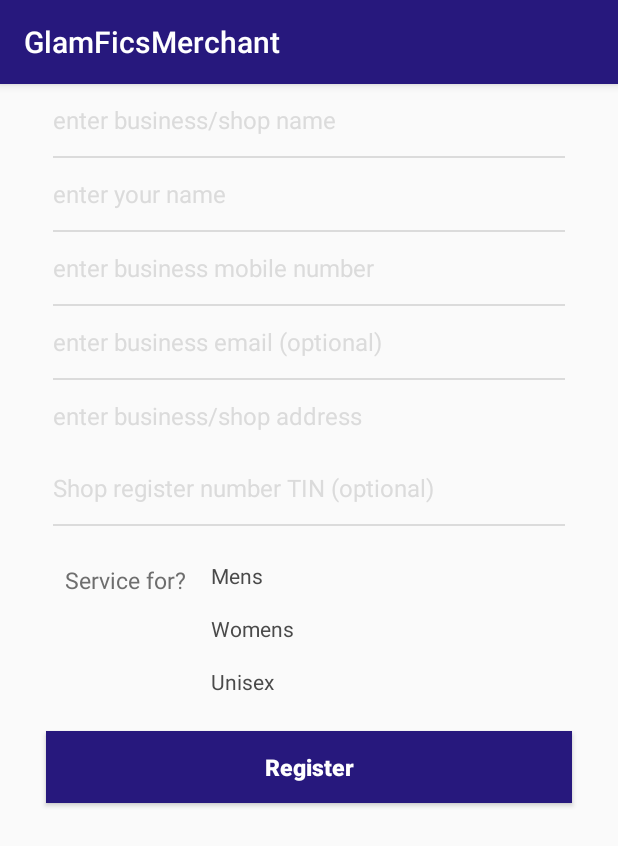
After one commit to karthikApps/mvvm-merchant-databinding-dagger-basics, an Android app: the RegisterActivity screen opened directly, with no data from a screen before it, on a phone screen of 412 x 824 dp. The commit adds this screen. Shown: the top 846 px of the screen. Run offline under Robolectric (Android 15) with nearby library versions, the phone set to English and light mode, and no system bars; our stand-ins replace data binding.

Commit message:
Added Register Activity

```diff
--- a/app/src/main/AndroidManifest.xml
+++ b/app/src/main/AndroidManifest.xml
@@ -19,6 +19,8 @@
             </intent-filter>
         </activity>
         <activity android:name="com.yottabit.gfmerchant.view.LoginActivity" />
+
+        <activity android:name="com.yottabit.gfmerchant.view.RegisterActivity" />
     </application>
 
 </manifest>
--- a/app/src/main/java/com/yottabit/gfmerchant/listener/AuthListener.kt
+++ b/app/src/main/java/com/yottabit/gfmerchant/listener/AuthListener.kt
@@ -6,4 +6,5 @@ interface AuthListener{
     //fun onSuccess(user: UserX?)
     fun onFailure(message: String)
     fun gotoMainActivity()
+    fun gotoRegisterActivity()
 }
--- a/app/src/main/java/com/yottabit/gfmerchant/view/LoginActivity.kt
+++ b/app/src/main/java/com/yottabit/gfmerchant/view/LoginActivity.kt
@@ -1,5 +1,6 @@
 package com.yottabit.gfmerchant.view
 
+import android.content.Intent
 import android.os.Bundle
 import androidx.appcompat.app.AppCompatActivity
 import androidx.databinding.DataBindingUtil
@@ -35,4 +36,8 @@ class LoginActivity : AppCompatActivity(), AuthListener {
         TODO("not implemented") //To change body of created functions use File | Settings | File Templates.
     }
 
+    override fun gotoRegisterActivity() {
+        startActivity(Intent(this, RegisterActivity::class.java))
+    }
+
 }
--- /dev/null
+++ b/app/src/main/java/com/yottabit/gfmerchant/view/RegisterActivity.kt
@@ -0,0 +1,16 @@
+package com.yottabit.gfmerchant.view
+
+import android.os.Bundle
+import androidx.appcompat.app.AppCompatActivity
+import androidx.databinding.DataBindingUtil
+import com.yottabit.gfmerchant.R
+import com.yottabit.gfmerchant.databinding.RegisterActivityBinding
+
+class RegisterActivity:AppCompatActivity() {
+
+    override fun onCreate(savedInstanceState: Bundle?) {
+        super.onCreate(savedInstanceState)
+        val binding: RegisterActivityBinding =
+            DataBindingUtil.setContentView(this, R.layout.register_activity)
+    }
+}
--- a/app/src/main/java/com/yottabit/gfmerchant/viewmodel/LoginViewModel.kt
+++ b/app/src/main/java/com/yottabit/gfmerchant/viewmodel/LoginViewModel.kt
@@ -16,4 +16,12 @@ class LoginViewModel : ViewModel() {
             return
         }
     }
+
+    fun onRegisterClick(view: View) {
+        authListener?.gotoRegisterActivity()
+    }
+
+    sealed class SplashState {
+        class RegisterActivity : SplashState()
+    }
 }
--- /dev/null
+++ b/app/src/main/java/com/yottabit/gfmerchant/viewmodel/RegisterViewModel.kt
@@ -0,0 +1,7 @@
+package com.yottabit.gfmerchant.viewmodel
+
+import androidx.lifecycle.ViewModel
+
+class RegisterViewModel : ViewModel() {
+
+}
--- a/app/src/main/res/layout/login_activity.xml
+++ b/app/src/main/res/layout/login_activity.xml
@@ -16,11 +16,11 @@
     <LinearLayout
         android:id="@+id/main"
         android:layout_width="match_parent"
-        android:layout_height="wrap_content"
+        android:layout_height="match_parent"
         android:layout_marginStart="@dimen/dp_15"
-        android:layout_marginTop="@dimen/dp_20"
         android:layout_marginEnd="@dimen/dp_15"
         android:orientation="vertical"
+        android:gravity="center"
         tools:context=".view.LoginActivity">
 
         <!--
@@ -30,17 +30,64 @@
                     android:src="@drawable/logo_main"/>
         -->
 
-        <TextView
-            android:id="@+id/message"
-            android:layout_width="wrap_content"
+        <com.google.android.material.textfield.TextInputLayout
+            android:layout_width="match_parent"
             android:layout_height="wrap_content"
-            android:layout_marginLeft="@dimen/dp_20"
-            android:text="Login"
-            android:textColor="@color/black"
-            android:textSize="@dimen/dp_20"
-            android:textStyle="bold"
-            app:layout_constraintStart_toStartOf="parent"
-            app:layout_constraintTop_toTopOf="parent" />
+            android:layout_marginStart="@dimen/dp_20"
+            android:layout_marginEnd="@dimen/dp_20"
+            android:gravity="center_vertical"
+            android:minHeight="48dp"
+            app:hintEnabled="false">
+
+            <com.google.android.material.textfield.TextInputEditText
+                android:id="@+id/username_edittext"
+                android:layout_width="match_parent"
+                android:layout_height="wrap_content"
+                android:background="@color/transparent"
+                android:gravity="center_vertical"
+                android:hint="Enter username"
+                android:singleLine="true"
+                android:textColor="@color/black"
+                android:textColorHint="@color/grey_20"
+                android:textSize="16sp" />
+        </com.google.android.material.textfield.TextInputLayout>
+
+        <View
+            android:layout_width="match_parent"
+            android:layout_height="1dp"
+            android:layout_marginStart="@dimen/dp_20"
+            android:layout_marginEnd="@dimen/dp_20"
+            android:background="@color/grey_20" />
+
+        <com.google.android.material.textfield.TextInputLayout
+            android:layout_width="match_parent"
+            android:layout_height="wrap_content"
+            android:layout_marginStart="@dimen/dp_20"
+            android:layout_marginEnd="@dimen/dp_20"
+            android:gravity="center_vertical"
+            android:minHeight="48dp"
+            app:hintEnabled="false">
+
+            <com.google.android.material.textfield.TextInputEditText
+                android:id="@+id/password_edittext"
+                android:layout_width="match_parent"
+                android:layout_height="wrap_content"
+                android:background="@color/transparent"
+                android:gravity="center_vertical"
+                android:hint="Enter password"
+                android:inputType="textPassword"
+                android:singleLine="true"
+                android:textColor="@color/grey_80"
+                android:textColorHint="@color/grey_20"
+                android:textSize="16sp" />
+        </com.google.android.material.textfield.TextInputLayout>
+
+        <View
+            android:layout_width="match_parent"
+            android:layout_height="1dp"
+            android:layout_marginStart="@dimen/dp_20"
+            android:layout_marginEnd="@dimen/dp_20"
+            android:background="@color/grey_20" />
 
         <LinearLayout
             android:id="@+id/signup_llayout"
@@ -72,74 +119,15 @@
                 android:layout_marginEnd="8dp"
                 android:layout_marginRight="8dp"
                 android:background="@color/transparent"
-                android:gravity="center_vertical"
+                android:gravity="right|center_vertical"
                 android:minHeight="48dp"
+                android:onClick="@{loginViewModel::onRegisterClick}"
                 android:text="Create your account now"
                 android:textAllCaps="false"
                 android:textColor="@color/colorPrimary"
                 android:textSize="@dimen/sp_12" />
 
         </LinearLayout>
-
-        <com.google.android.material.textfield.TextInputLayout
-            android:layout_width="match_parent"
-            android:layout_height="match_parent"
-            android:layout_marginStart="@dimen/dp_20"
-            android:layout_marginEnd="@dimen/dp_20"
-            android:gravity="center_vertical"
-            android:minHeight="48dp"
-            app:hintEnabled="false">
-
-            <com.google.android.material.textfield.TextInputEditText
-                android:id="@+id/username_edittext"
-                android:layout_width="match_parent"
-                android:layout_height="match_parent"
-                android:background="@color/transparent"
-                android:gravity="center_vertical"
-                android:hint="Enter username"
-                android:singleLine="true"
-                android:textColor="@color/black"
-                android:textColorHint="@color/grey_20"
-                android:textSize="16sp" />
-        </com.google.android.material.textfield.TextInputLayout>
-
-        <View
-            android:layout_width="match_parent"
-            android:layout_height="1dp"
-            android:layout_marginStart="@dimen/dp_20"
-            android:layout_marginEnd="@dimen/dp_20"
-            android:background="@color/grey_20" />
-
-        <com.google.android.material.textfield.TextInputLayout
-            android:layout_width="match_parent"
-            android:layout_height="match_parent"
-            android:layout_marginStart="@dimen/dp_20"
-            android:layout_marginEnd="@dimen/dp_20"
-            android:gravity="center_vertical"
-            android:minHeight="48dp"
-            app:hintEnabled="false">
-
-            <com.google.android.material.textfield.TextInputEditText
-                android:id="@+id/password_edittext"
-                android:layout_width="match_parent"
-                android:layout_height="match_parent"
-                android:background="@color/transparent"
-                android:gravity="center_vertical"
-                android:hint="Enter password"
-                android:inputType="textPassword"
-                android:singleLine="true"
-                android:textColor="@color/grey_80"
-                android:textColorHint="@color/grey_20"
-                android:textSize="16sp" />
-        </com.google.android.material.textfield.TextInputLayout>
-
-        <View
-            android:layout_width="match_parent"
-            android:layout_height="1dp"
-            android:layout_marginStart="@dimen/dp_20"
-            android:layout_marginEnd="@dimen/dp_20"
-            android:background="@color/grey_20" />
-
 
         <LinearLayout
             android:layout_width="match_parent"
--- /dev/null
+++ b/app/src/main/res/layout/register_activity.xml
@@ -0,0 +1,268 @@
+<?xml version="1.0" encoding="utf-8"?>
+
+<layout xmlns:android="http://schemas.android.com/apk/res/android"
+    xmlns:app="http://schemas.android.com/apk/res-auto"
+    xmlns:tools="http://schemas.android.com/tools">
+
+    <LinearLayout
+        android:id="@+id/main"
+        android:layout_width="match_parent"
+        android:layout_height="match_parent"
+        android:layout_marginStart="@dimen/dp_15"
+        android:layout_marginEnd="@dimen/dp_15"
+        android:orientation="vertical"
+        tools:context=".view.RegisterActivity">
+
+        <!--
+                <ImageView
+                    android:layout_width="match_parent"
+                    android:layout_height="wrap_content"
+                    android:src="@drawable/logo_main"/>
+        -->
+
+        <com.google.android.material.textfield.TextInputLayout
+            android:layout_width="match_parent"
+            android:layout_height="wrap_content"
+            android:layout_marginStart="@dimen/dp_20"
+            android:layout_marginEnd="@dimen/dp_20"
+            android:gravity="center_vertical"
+            android:minHeight="48dp"
+            app:hintEnabled="false">
+
+            <com.google.android.material.textfield.TextInputEditText
+                android:id="@+id/business_name_et"
+                android:layout_width="match_parent"
+                android:layout_height="wrap_content"
+                android:background="@color/transparent"
+                android:gravity="center_vertical"
+                android:hint="@string/enterbusinessname"
+                android:singleLine="true"
+                android:textColor="@color/black"
+                android:textColorHint="@color/grey_20"
+                android:textSize="16sp" />
+        </com.google.android.material.textfield.TextInputLayout>
+
+        <View
+            android:layout_width="match_parent"
+            android:layout_height="1dp"
+            android:layout_marginStart="@dimen/dp_20"
+            android:layout_marginEnd="@dimen/dp_20"
+            android:background="@color/grey_20" />
+
+        <com.google.android.material.textfield.TextInputLayout
+            android:layout_width="match_parent"
+            android:layout_height="wrap_content"
+            android:layout_marginStart="@dimen/dp_20"
+            android:layout_marginEnd="@dimen/dp_20"
+            android:gravity="center_vertical"
+            android:minHeight="48dp"
+            app:hintEnabled="false">
+
+            <com.google.android.material.textfield.TextInputEditText
+                android:id="@+id/name_et"
+                android:layout_width="match_parent"
+                android:layout_height="wrap_content"
+                android:background="@color/transparent"
+                android:gravity="center_vertical"
+                android:hint="@string/enteryourname"
+                android:singleLine="true"
+                android:textColor="@color/grey_80"
+                android:textColorHint="@color/grey_20"
+                android:textSize="16sp" />
+        </com.google.android.material.textfield.TextInputLayout>
+
+        <View
+            android:layout_width="match_parent"
+            android:layout_height="1dp"
+            android:layout_marginStart="@dimen/dp_20"
+            android:layout_marginEnd="@dimen/dp_20"
+            android:background="@color/grey_20" />
+
+        <com.google.android.material.textfield.TextInputLayout
+            android:layout_width="match_parent"
+            android:layout_height="wrap_content"
+            android:layout_marginStart="@dimen/dp_20"
+            android:layout_marginEnd="@dimen/dp_20"
+            android:gravity="center_vertical"
+            android:minHeight="48dp"
+            app:hintEnabled="false">
+
+            <com.google.android.material.textfield.TextInputEditText
+                android:id="@+id/mobilenum_et"
+                android:layout_width="match_parent"
+                android:layout_height="wrap_content"
+                android:background="@color/transparent"
+                android:gravity="center_vertical"
+                android:hint="@string/entermobilenum"
+                android:singleLine="true"
+                android:textColor="@color/grey_80"
+                android:textColorHint="@color/grey_20"
+                android:textSize="16sp" />
+        </com.google.android.material.textfield.TextInputLayout>
+
+        <View
+            android:layout_width="match_parent"
+            android:layout_height="1dp"
+            android:layout_marginStart="@dimen/dp_20"
+            android:layout_marginEnd="@dimen/dp_20"
+            android:background="@color/grey_20" />
+
+        <com.google.android.material.textfield.TextInputLayout
+            android:layout_width="match_parent"
+            android:layout_height="wrap_content"
+            android:layout_marginStart="@dimen/dp_20"
+            android:layout_marginEnd="@dimen/dp_20"
+            android:gravity="center_vertical"
+            android:minHeight="48dp"
+            app:hintEnabled="false">
+
+            <com.google.android.material.textfield.TextInputEditText
+                android:id="@+id/email_et"
+                android:layout_width="match_parent"
+                android:layout_height="wrap_content"
+                android:background="@color/transparent"
+                android:gravity="center_vertical"
+                android:hint="@string/enteremail"
+                android:singleLine="true"
+                android:textColor="@color/grey_80"
+                android:textColorHint="@color/grey_20"
+                android:textSize="16sp" />
+        </com.google.android.material.textfield.TextInputLayout>
+
+        <View
+            android:layout_width="match_parent"
+            android:layout_height="1dp"
+            android:layout_marginStart="@dimen/dp_20"
+            android:layout_marginEnd="@dimen/dp_20"
+            android:background="@color/grey_20" />
+
+        <com.google.android.material.textfield.TextInputLayout
+            android:layout_width="match_parent"
+            android:layout_height="wrap_content"
+            android:layout_marginStart="@dimen/dp_20"
+            android:layout_marginEnd="@dimen/dp_20"
+            android:gravity="center_vertical"
+            android:minHeight="48dp"
+            app:hintEnabled="false">
+
+            <com.google.android.material.textfield.TextInputEditText
+                android:id="@+id/business_addr_et"
+                android:layout_width="match_parent"
+                android:layout_height="wrap_content"
+                android:background="@color/transparent"
+                android:gravity="center_vertical"
+                android:hint="@string/enterbusinessaddress"
+                android:singleLine="true"
+                android:textColor="@color/grey_80"
+                android:textColorHint="@color/grey_20"
+                android:textSize="16sp" />
+        </com.google.android.material.textfield.TextInputLayout>
+
+        <com.google.android.material.textfield.TextInputLayout
+            android:layout_width="match_parent"
+            android:layout_height="wrap_content"
+            android:layout_marginStart="@dimen/dp_20"
+            android:layout_marginEnd="@dimen/dp_20"
+            android:gravity="center_vertical"
+            android:minHeight="48dp"
+            app:hintEnabled="false">
+
+            <com.google.android.material.textfield.TextInputEditText
+                android:id="@+id/business_num_et"
+                android:layout_width="match_parent"
+                android:layout_height="wrap_content"
+                android:background="@color/transparent"
+                android:gravity="center_vertical"
+                android:hint="@string/business_reg_num"
+                android:singleLine="true"
+                android:textColor="@color/grey_80"
+                android:textColorHint="@color/grey_20"
+                android:textSize="16sp" />
+        </com.google.android.material.textfield.TextInputLayout>
+
+        <View
+            android:layout_width="match_parent"
+            android:layout_height="1dp"
+            android:layout_marginStart="@dimen/dp_20"
+            android:layout_marginEnd="@dimen/dp_20"
+            android:background="@color/grey_20" />
+
+        <LinearLayout
+            android:layout_width="match_parent"
+            android:layout_height="wrap_content"
+            android:layout_marginLeft="@dimen/dp_20"
+            android:layout_marginTop="@dimen/dp_15"
+            android:layout_marginRight="@dimen/dp_20"
+            android:orientation="horizontal"
+            app:layout_constraintEnd_toEndOf="@+id/message"
+            app:layout_constraintStart_toStartOf="parent"
+            app:layout_constraintTop_toTopOf="parent">
+
+            <com.google.android.material.textview.MaterialTextView
+                android:layout_width="wrap_content"
+                android:layout_height="wrap_content"
+                android:layout_marginStart="8dp"
+                android:layout_marginTop="@dimen/dp_10"
+                android:layout_marginEnd="8dp"
+                android:gravity="center_vertical"
+                android:text="@string/servicefor"
+                android:textColor="@color/grey_80"
+                android:textSize="@dimen/sp_15" />
+
+            <RadioGroup
+                android:id="@+id/rgpShipping"
+                android:layout_width="match_parent"
+                android:layout_height="wrap_content"
+                android:gravity="center_vertical"
+                android:orientation="vertical">
+
+                <RadioButton
+                    android:id="@+id/radio_mens"
+                    android:layout_width="wrap_content"
+                    android:layout_height="wrap_content"
+                    android:button="@null"
+                    android:padding="8dp"
+                    android:text="@string/mens"
+                    android:textColor="@color/grey_100"
+                    android:textSize="14dp" />
+
+                <RadioButton
+                    android:id="@+id/radio_womens"
+                    android:layout_width="wrap_content"
+                    android:layout_height="wrap_content"
+                    android:button="@null"
+                    android:padding="8dp"
+                    android:text="@string/womens"
+                    android:textColor="@color/grey_100"
+                    android:textSize="14dp" />
+
+                <RadioButton
+                    android:id="@+id/radio_unisex"
+                    android:layout_width="wrap_content"
+                    android:layout_height="wrap_content"
+                    android:button="@null"
+                    android:padding="8dp"
+                    android:text="@string/unisex"
+                    android:textColor="@color/grey_100"
+                    android:textSize="14dp" />
+
+            </RadioGroup>
+        </LinearLayout>
+
+        <Button
+            android:id="@+id/btnLogin"
+            android:layout_width="match_parent"
+            android:layout_height="wrap_content"
+            android:layout_marginStart="@dimen/dp_15"
+            android:layout_marginTop="@dimen/dp_15"
+            android:layout_marginEnd="@dimen/dp_15"
+            android:background="@color/colorPrimary"
+            android:gravity="center"
+            android:minHeight="48dp"
+            android:text="@string/register"
+            android:textAllCaps="false"
+            android:textColor="@color/white"
+            android:textSize="@dimen/sp_15"
+            android:textStyle="bold" />
+    </LinearLayout>
+</layout>
--- a/app/src/main/res/values/strings.xml
+++ b/app/src/main/res/values/strings.xml
@@ -1,3 +1,14 @@
 <resources>
     <string name="app_name">GlamFicsMerchant</string>
+    <string name="enterbusinessname">enter business/shop name</string>
+    <string name="enteryourname">enter your name</string>
+    <string name="entermobilenum">enter business mobile number</string>
+    <string name="enteremail">enter business email (optional)</string>
+    <string name="enterbusinessaddress">enter business/shop address</string>
+    <string name="servicefor">Service for?</string>
+    <string name="mens">Mens</string>
+    <string name="womens">Womens</string>
+    <string name="unisex">Unisex</string>
+    <string name="register">Register</string>
+    <string name="business_reg_num">Shop register number TIN (optional)</string>
 </resources>
```
